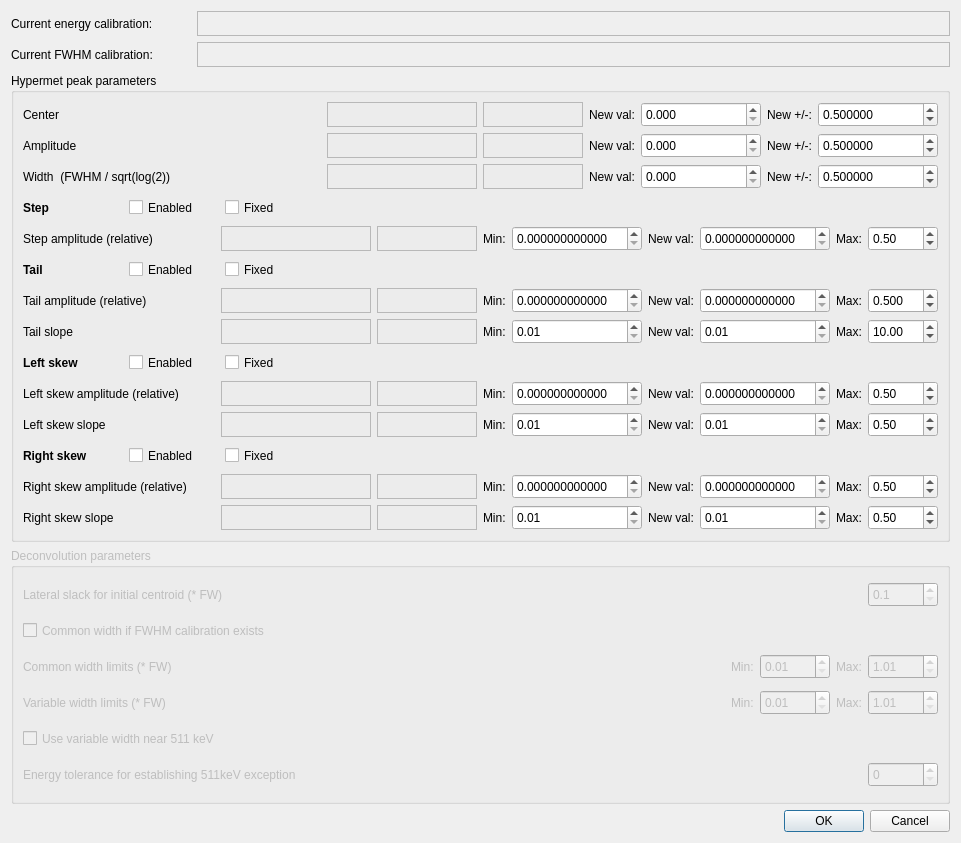
Qt form source/gui/fitter/FormPeakInfo.ui (martukas/daquiri-qpx) before a commit.
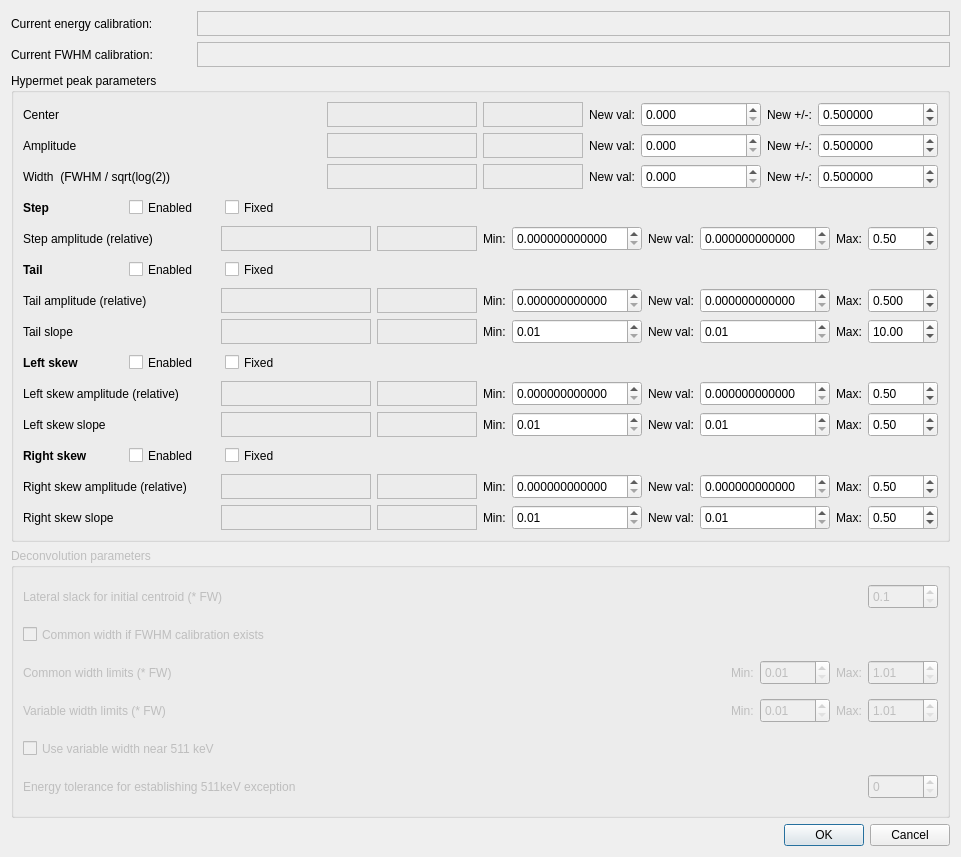
The same form after that commit. Icons and pictures are not drawn.

Patch:
```diff
--- a/source/gui/fitter/FormPeakInfo.ui
+++ b/source/gui/fitter/FormPeakInfo.ui
@@ -7,7 +7,7 @@
     <x>0</x>
     <y>0</y>
     <width>961</width>
-    <height>843</height>
+    <height>857</height>
    </rect>
   </property>
   <property name="sizePolicy">
```
Left out of the diff: 4 changed lines with no effect on the pictures.
